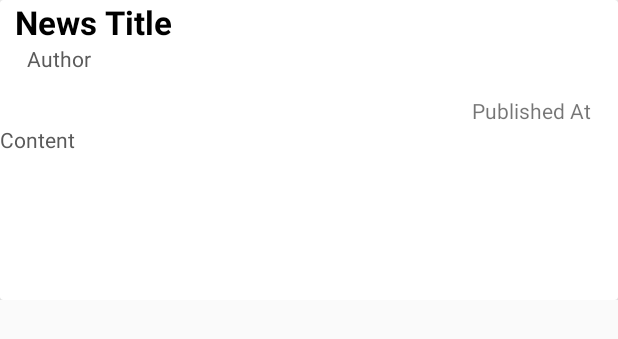
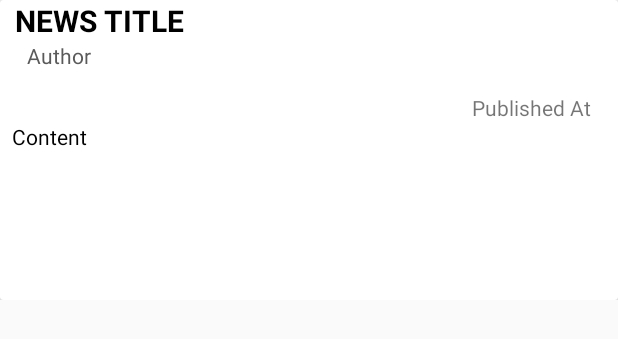
Before and after one commit to FrankKamala/COVID-19, an Android app: the layout news_card.xml on its own in the app's theme, with its tools: preview values and no code run, on a phone screen of 412 x 824 dp. Shown: the top 339 px of the screen. Run offline under Robolectric (Android 15) with nearby library versions, the phone set to English and light mode, and no system bars; network calls fail.

Commit message:
style views

```diff
--- a/app/src/main/res/layout/news_card.xml
+++ b/app/src/main/res/layout/news_card.xml
@@ -19,8 +19,10 @@
                 android:layout_height="wrap_content"
                 android:layout_marginStart="10dp"
                 android:text="News Title"
+                android:textAllCaps="true"
                 android:textColor="@color/colorBlack"
-                android:textSize="22sp"
+                android:textSize="20sp"
+                android:elevation="8dp"
                 android:textStyle="bold" />
 
             <TextView
@@ -30,6 +32,7 @@
                 android:layout_below="@+id/news_title"
                 android:layout_marginStart="18dp"
                 android:layout_marginTop="0dp"
+                android:elevation="5dp"
                 android:textColor="@color/colorText"
                 android:text="Author" />
 
@@ -38,17 +41,19 @@
                 android:layout_width="wrap_content"
                 android:layout_height="wrap_content"
                 android:layout_marginEnd="18dp"
+                android:elevation="8dp"
                 android:layout_alignParentRight="true"
                 android:layout_below="@id/news_author"
                 android:layout_marginTop="15dp"
                 android:text="Published At" />
 
             <TextView
-                android:textColor="@color/colorText"
+                android:textColor="@color/colorBlack"
                 android:layout_width="match_parent"
                 android:layout_height="match_parent"
                 android:id="@+id/news_detail"
                 android:text="Content"
+                android:layout_marginStart="8dp"
                 android:layout_below="@id/published_at"/>
 
 
```
